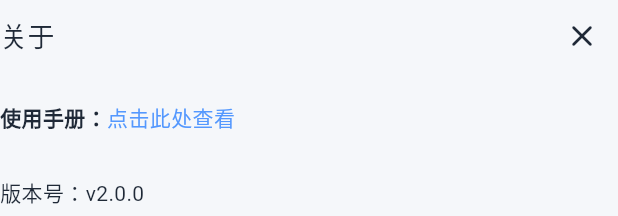
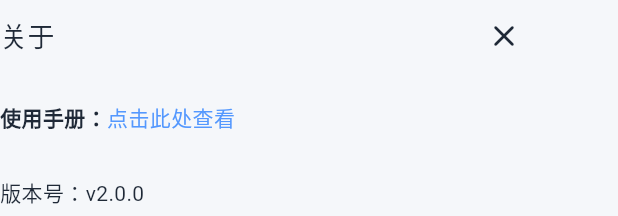
Before and after one commit to xishuai416/YaJie-APP, a Flutter app: the About widget shown alone on an empty page, opened directly, on a phone screen of 412 x 824 dp. Shown: the top 216 px of the screen. Run offline on Flutter 3.47's test engine with Material 3 defaults, Android fonts, the phone set to English and light mode, and no system bars; our stand-ins replace get, logger; missing offline and left inert: common_utils, system_tray, window_manager; Roboto replaces fonts that are missing (MiSans); statements that could not run were skipped.

Commit message:
优化视图逻辑

```diff
--- a/lib/components/about.dart
+++ b/lib/components/about.dart
@@ -11,8 +11,8 @@ class About extends StatelessWidget {
   @override
   Widget build(BuildContext context) {
     return SizedBox(
-      width: 480,
-      height: 600,
+      width: 360,
+      height: 300,
       child: Column(
         crossAxisAlignment: CrossAxisAlignment.start,
         children: [
@@ -50,7 +50,6 @@ class About extends StatelessWidget {
             color: Theme.of(context).colorScheme.onPrimary,
           ),
         ),
-
         // 关闭按钮
         IconButton(
           // 隐藏反馈效果
--- a/lib/main.dart
+++ b/lib/main.dart
@@ -13,10 +13,10 @@ void main() async {
   // 必须加上这一行。
   await windowManager.ensureInitialized();
   WindowOptions windowOptions = const WindowOptions(
-    minimumSize: Size(960, 720), //设置窗口的最小尺寸
+    minimumSize: Size(304, 608), //设置窗口的最小尺寸
     // maximumSize: Size(800, 600), //设置窗口的最大尺寸
     //window 设置窗口的初始尺寸
-    size: Size(1440, 960),
+    size: Size(960,1280),
     //窗口是否居中
     center: true,
     //设置窗口的背景色
--- a/lib/modules/home/controllers/home_controller.dart
+++ b/lib/modules/home/controllers/home_controller.dart
@@ -87,7 +87,6 @@ class HomeController extends GetxController with WindowListener {
   void onWindowResize() async {
     bool isMaximized = await windowManager.isMaximized();
     this.isMaximized.value = isMaximized;
-
     LoggerManager().verbose('恢复窗口化（拖动状态栏）');
   }
 
```
Also changed, not shown: lib/modules/home/view/home_view.dart (+8 -9 lines).
